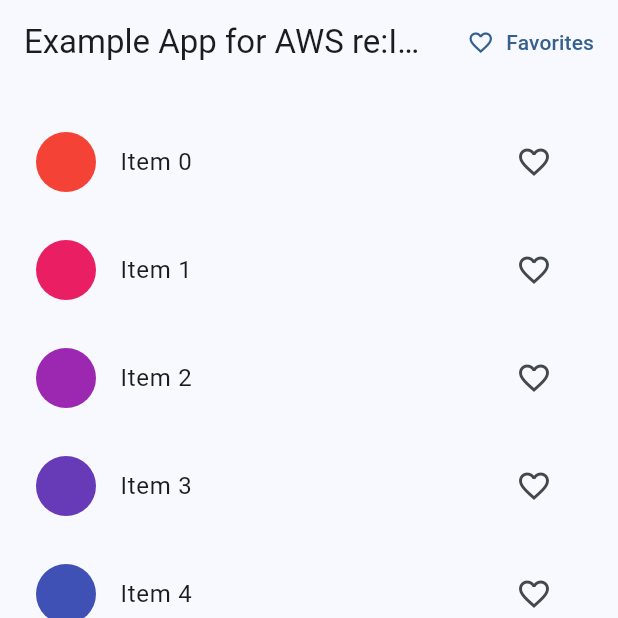
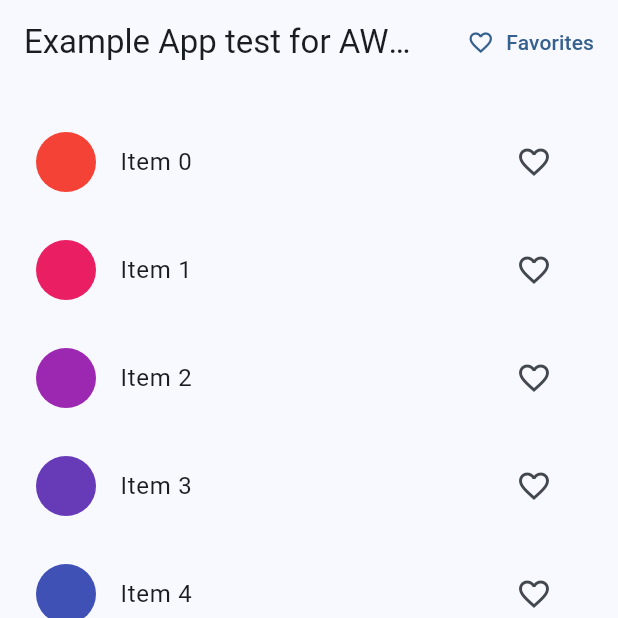
Before and after one commit to DanielGallo/Flutter-Project-Example, a Flutter app: the screen it shows after launch, on a phone screen of 412 x 824 dp, the top half of it. Run offline on Flutter 3.47's test engine with Material 3 defaults, Android fonts, the phone set to English and light mode, and no system bars; our stand-ins replace go_router.

Commit message:
Changed home.dart

```diff
--- a/lib/screens/home.dart
+++ b/lib/screens/home.dart
@@ -17,7 +17,7 @@ class HomePage extends StatelessWidget {
   Widget build(BuildContext context) {
     return Scaffold(
       appBar: AppBar(
-        title: const Text('Example App for AWS re:Invent'),
+        title: const Text('Example App test for AWS re:Invent'),
         actions: [
           TextButton.icon(
             onPressed: () {
```
